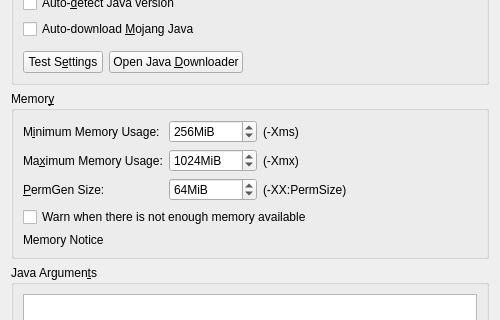
Old version of the form launcher/ui/widgets/JavaSettingsWidget.ui in the repository FreesmTeam/FreesmLauncher; both pictures show x 0 to 500 and y 181 to 501 of the 500 by 1000 pixel window.
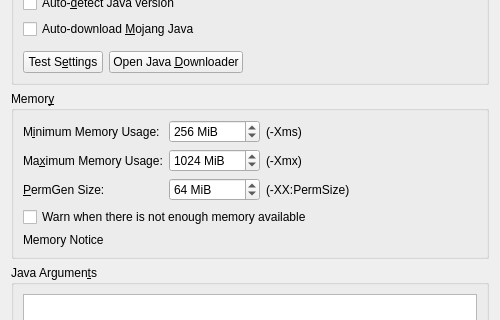
New version of the form.

Commit message: fix(ui): add missing spaces in spinbox suffixes

Patch:
```diff
--- a/launcher/ui/widgets/JavaSettingsWidget.ui
+++ b/launcher/ui/widgets/JavaSettingsWidget.ui
@@ -219,7 +219,7 @@
                                         <string>The amount of memory Minecraft is started with.</string>
                                     </property>
                                     <property name="suffix">
-                                        <string notr="true">MiB</string>
+                                        <string notr="true"> MiB</string>
                                     </property>
                                     <property name="minimum">
                                         <number>8</number>
@@ -268,7 +268,7 @@
                                         <string>The maximum amount of memory Minecraft is allowed to use.</string>
                                     </property>
                                     <property name="suffix">
-                                        <string notr="true">MiB</string>
+                                        <string notr="true"> MiB</string>
                                     </property>
                                     <property name="minimum">
                                         <number>8</number>
@@ -317,7 +317,7 @@
                                         <string>The amount of memory available to store loaded Java classes.</string>
                                     </property>
                                     <property name="suffix">
-                                        <string notr="true">MiB</string>
+                                        <string notr="true"> MiB</string>
                                     </property>
                                     <property name="minimum">
                                         <number>4</number>
```
The commit also changes 2 other files.
